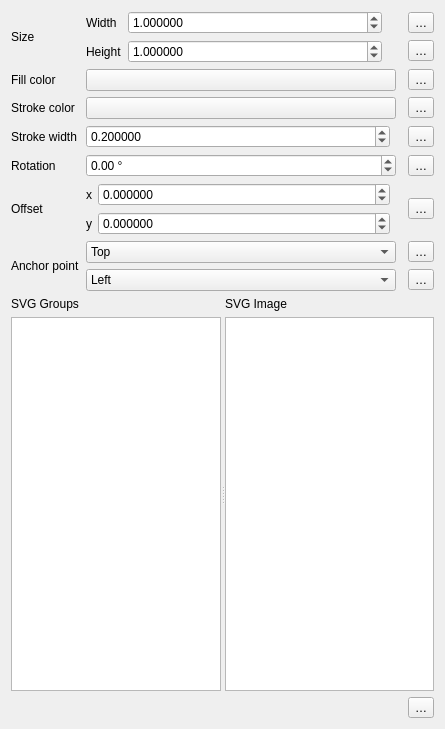
qgis/QGIS, file src/ui/symbollayer/widget_svgmarker.ui: the form before one commit.
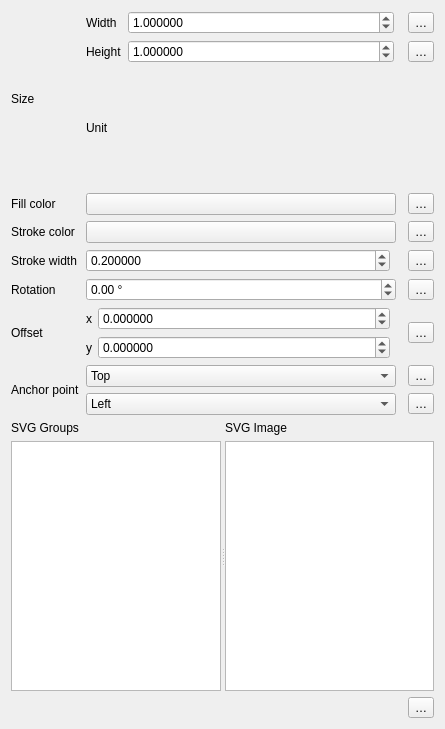
The form after the commit. Custom widgets are drawn as their Qt base class.

Commit message: [ui] Revamp the svg/raster marker size widgets placement Benefits are: - data-defined width and height properties button closer to   width and height spinboxes - minimum horizontal width reduced

Diff of the .ui file:
```diff
--- a/src/ui/symbollayer/widget_svgmarker.ui
+++ b/src/ui/symbollayer/widget_svgmarker.ui
@@ -130,24 +130,6 @@
      </property>
     </widget>
    </item>
-   <item row="0" column="3">
-    <layout class="QVBoxLayout" name="verticalLayout">
-     <item>
-      <widget class="QgsPropertyOverrideButton" name="mWidthDDBtn">
-       <property name="text">
-        <string>…</string>
-       </property>
-      </widget>
-     </item>
-     <item>
-      <widget class="QgsPropertyOverrideButton" name="mHeightDDBtn">
-       <property name="text">
-        <string>…</string>
-       </property>
-      </widget>
-     </item>
-    </layout>
-   </item>
    <item row="3" column="1">
     <widget class="QgsColorButton" name="mChangeStrokeColorButton">
      <property name="sizePolicy">
@@ -414,7 +396,7 @@
      </property>
     </widget>
    </item>
-   <item row="0" column="1">
+   <item row="0" column="1" colspan="3">
     <layout class="QGridLayout" name="gridLayout_3">
      <item row="0" column="0">
       <widget class="QLabel" name="label_10">
@@ -423,6 +405,20 @@
        </property>
       </widget>
      </item>
+     <item row="0" column="3">
+      <widget class="QgsPropertyOverrideButton" name="mWidthDDBtn">
+       <property name="text">
+        <string>…</string>
+       </property>
+      </widget>
+     </item>
+     <item row="1" column="3">
+      <widget class="QgsPropertyOverrideButton" name="mHeightDDBtn">
+       <property name="text">
+        <string>…</string>
+       </property>
+      </widget>
+     </item>
      <item row="0" column="1">
       <widget class="QgsDoubleSpinBox" name="spinWidth">
        <property name="sizePolicy">
@@ -512,7 +508,14 @@
        </item>
       </layout>
      </item>
-     <item row="0" column="3" rowspan="2">
+     <item row="2" column="0">
+      <widget class="QLabel" name="label_13">
+       <property name="text">
+        <string>Unit</string>
+       </property>
+      </widget>
+     </item>
+     <item row="2" column="1" colspan="2">
       <widget class="QgsUnitSelectionWidget" name="mSizeUnitWidget" native="true">
        <property name="minimumSize">
         <size>
```
The commit also changes 1 other file.
